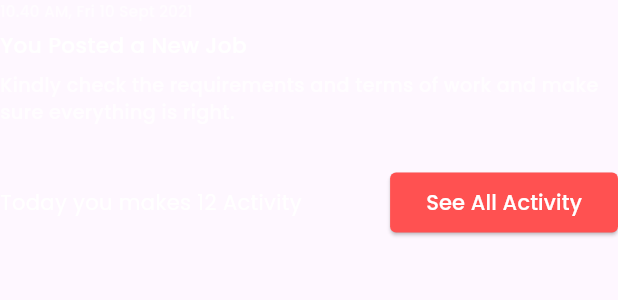
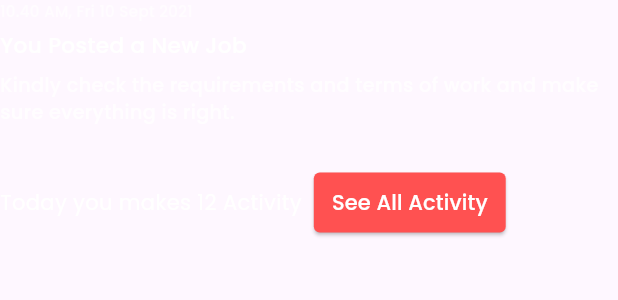
Before and after one commit to mano299/we_HR, a Flutter app: the RecentlyActivityBody widget shown alone on an empty page, opened directly, on a phone screen of 412 x 824 dp. Shown: the top 300 px of the screen. Run offline on Flutter 3.47's test engine with Material 3 defaults, Android fonts, the phone set to English and light mode, and no system bars; our stand-ins replace flutter_svg.

Commit message:
make some edits

```diff
--- a/lib/utils/app_styles.dart
+++ b/lib/utils/app_styles.dart
@@ -98,7 +98,7 @@ double getScaleFactor(context) {
   if (width < 900) {
     return width / 550;
   } else if (width < 1200) {
-    return width / 1000;
+    return width / 900;
   } else {
     return width / 1920;
   }
--- a/lib/widgets/announcement_items_list_view.dart
+++ b/lib/widgets/announcement_items_list_view.dart
@@ -8,6 +8,7 @@ class AnnouncementItemsListView extends StatelessWidget {
   Widget build(BuildContext context) {
     return ListView.builder(
       shrinkWrap: true,
+      physics: NeverScrollableScrollPhysics(),
       itemCount: 5,
       itemBuilder: (BuildContext context, int index) {
         return Padding(
--- a/lib/widgets/recently_activity_body.dart
+++ b/lib/widgets/recently_activity_body.dart
@@ -15,42 +15,48 @@ class RecentlyActivityBody extends StatelessWidget {
           style: AppStyles.styleMeduim12(context)
               .copyWith(fontSize: 10, color: Colors.white.withOpacity(0.6)),
         ),
-        SizedBox(height: 6),
+        const SizedBox(height: 6),
         Text(
           'You Posted a New Job',
           style: AppStyles.styleMeduim18(context),
         ),
-        SizedBox(height: 6),
+        const SizedBox(height: 6),
         Text(
           'Kindly check the requirements and terms of work and make sure everything is right.',
           style: AppStyles.styleMeduim16(context)
               .copyWith(color: Colors.white.withOpacity(0.8)),
         ),
-        SizedBox(height: 28),
+        const SizedBox(height: 28),
         Row(
-          mainAxisAlignment: MainAxisAlignment.spaceBetween,
           children: [
-            Text(
-              'Today you makes 12 Activity',
-              style: AppStyles.styleRegular10(context)
-                  .copyWith(fontSize: 14, color: Colors.white),
+            Flexible(
+              child: Text(
+                'Today you makes 12 Activity',
+                style: AppStyles.styleRegular10(context)
+                    .copyWith(fontSize: 14, color: Colors.white),
+                overflow: TextOverflow.ellipsis,
+                maxLines: 1,
+              ),
             ),
+            const SizedBox(width: 8),
             ElevatedButton(
-              style: ButtonStyle(
-                shape: WidgetStateProperty.all(
-                  RoundedRectangleBorder(
-                    borderRadius: BorderRadius.circular(4),
-                  ),
+              style: ElevatedButton.styleFrom(
+                backgroundColor: AppColors.kRedColor,
+                shape: RoundedRectangleBorder(
+                  borderRadius: BorderRadius.circular(4),
                 ),
-                backgroundColor: WidgetStateProperty.all(AppColors.kRedColor),
+                padding:
+                    const EdgeInsets.symmetric(horizontal: 12, vertical: 10),
               ),
               onPressed: () {},
               child: Text(
                 'See All Activity',
                 style: AppStyles.styleMeduim16(context)
                     .copyWith(fontSize: 14, color: Colors.white),
+                overflow: TextOverflow.ellipsis,
+                maxLines: 1,
               ),
-            )
+            ),
           ],
         )
       ],
```
Also changed, not shown: lib/widgets/announcement_body.dart (+7 -5 lines), lib/widgets/schedule.dart (+23 -37 lines), lib/widgets/schedule_header.dart (+6 -4 lines).
